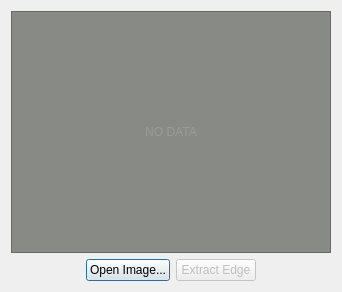
Old version of the form demos/ImageViewer/src/gui/ImageDlg.ui in the repository KevinEmiya/simpleCV.
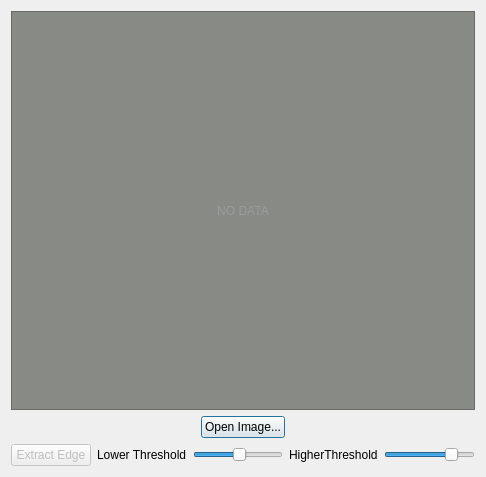
New version of the form.

```diff
--- a/demos/ImageViewer/src/gui/ImageDlg.ui
+++ b/demos/ImageViewer/src/gui/ImageDlg.ui
@@ -6,8 +6,8 @@
    <rect>
     <x>0</x>
     <y>0</y>
-    <width>338</width>
-    <height>292</height>
+    <width>486</width>
+    <height>477</height>
    </rect>
   </property>
   <property name="windowTitle">
@@ -71,6 +71,23 @@
       </widget>
      </item>
      <item>
+      <spacer name="horizontalSpacer_2">
+       <property name="orientation">
+        <enum>Qt::Horizontal</enum>
+       </property>
+       <property name="sizeHint" stdset="0">
+        <size>
+         <width>40</width>
+         <height>20</height>
+        </size>
+       </property>
+      </spacer>
+     </item>
+    </layout>
+   </item>
+   <item>
+    <layout class="QHBoxLayout" name="horizontalLayout_4">
+     <item>
       <widget class="QPushButton" name="btnEdge">
        <property name="enabled">
         <bool>false</bool>
@@ -78,20 +95,79 @@
        <property name="text">
         <string>Extract Edge</string>
        </property>
+       <property name="checkable">
+        <bool>true</bool>
+       </property>
       </widget>
      </item>
      <item>
-      <spacer name="horizontalSpacer_2">
-       <property name="orientation">
-        <enum>Qt::Horizontal</enum>
-       </property>
-       <property name="sizeHint" stdset="0">
-        <size>
-         <width>40</width>
-         <height>20</height>
-        </size>
-       </property>
-      </spacer>
+      <layout class="QHBoxLayout" name="horizontalLayout_2">
+       <item>
+        <widget class="QLabel" name="label">
+         <property name="text">
+          <string>Lower Threshold</string>
+         </property>
+        </widget>
+       </item>
+       <item>
+        <widget class="QSlider" name="lowThresSlider">
+         <property name="minimum">
+          <number>10</number>
+         </property>
+         <property name="maximum">
+          <number>300</number>
+         </property>
+         <property name="value">
+          <number>160</number>
+         </property>
+         <property name="orientation">
+          <enum>Qt::Horizontal</enum>
+         </property>
+        </widget>
+       </item>
+      </layout>
+     </item>
+     <item>
+      <layout class="QHBoxLayout" name="horizontalLayout_3">
+       <item>
+        <widget class="QLabel" name="label_2">
+         <property name="text">
+          <string>HigherThreshold</string>
+         </property>
+        </widget>
+       </item>
+       <item>
+        <widget class="QSlider" name="highThresSlider">
+         <property name="minimum">
+          <number>10</number>
+         </property>
+         <property name="maximum">
+          <number>300</number>
+         </property>
+         <property name="value">
+          <number>240</number>
+         </property>
+         <property name="tracking">
+          <bool>true</bool>
+         </property>
+         <property name="orientation">
+          <enum>Qt::Horizontal</enum>
+         </property>
+         <property name="invertedAppearance">
+          <bool>false</bool>
+         </property>
+         <property name="invertedControls">
+          <bool>false</bool>
+         </property>
+         <property name="tickPosition">
+          <enum>QSlider::NoTicks</enum>
+         </property>
+         <property name="tickInterval">
+          <number>10</number>
+         </property>
+        </widget>
+       </item>
+      </layout>
      </item>
     </layout>
    </item>
```
